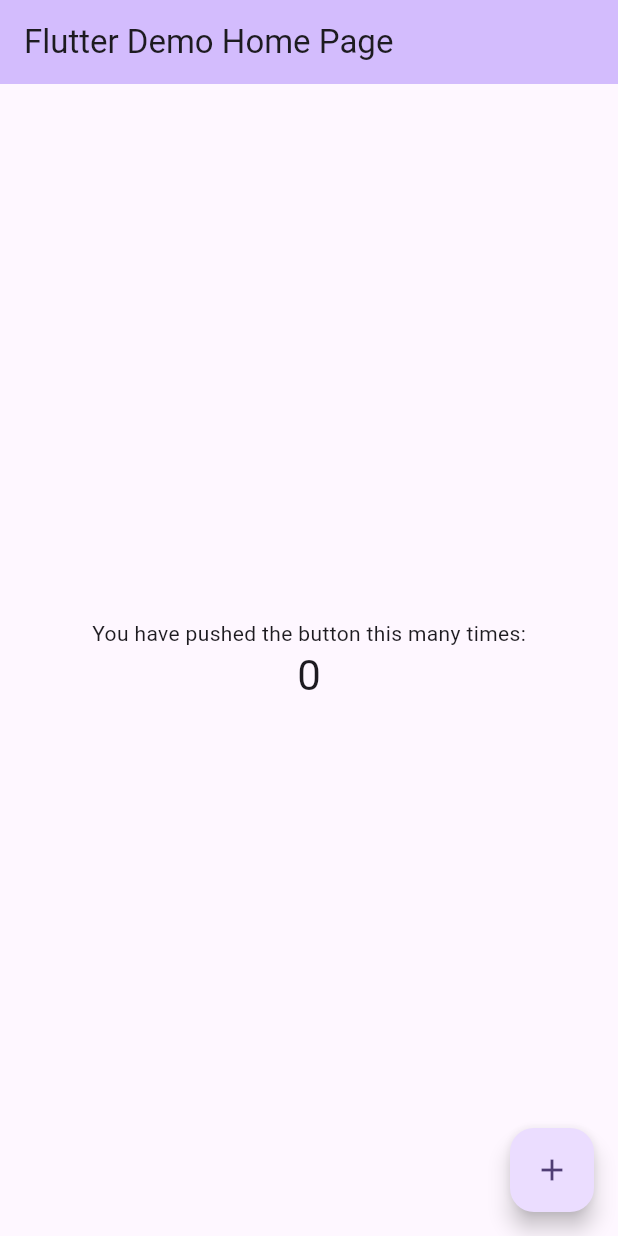
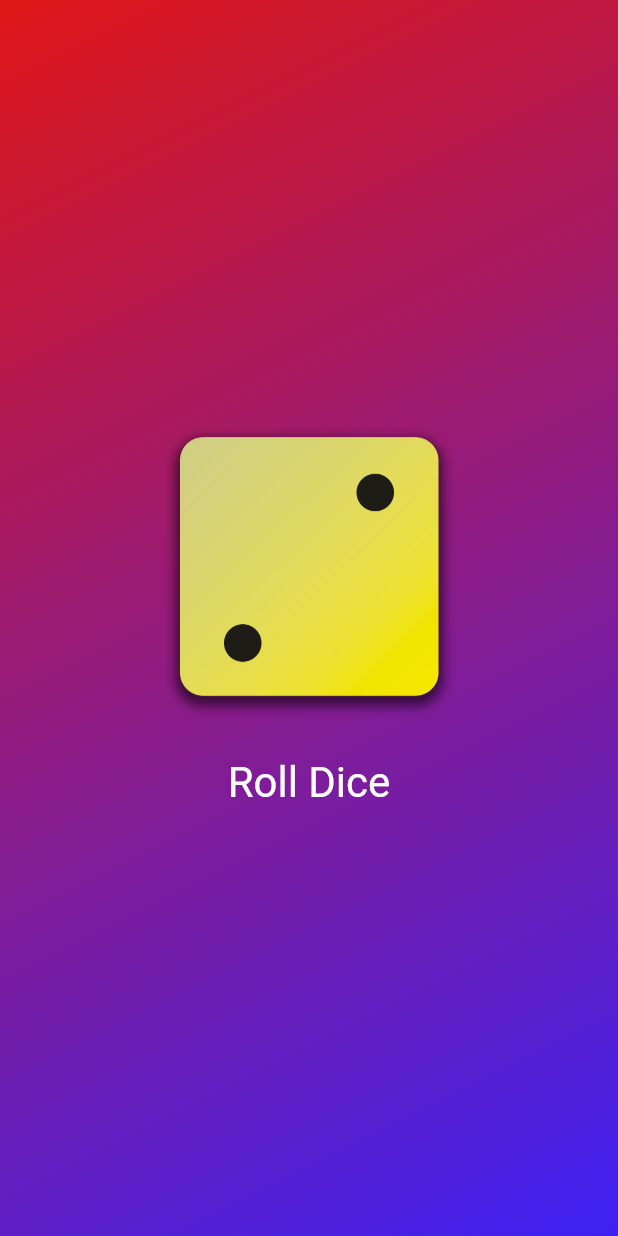
Before and after one commit to GabrielAbubakar/first_app, a Flutter app: the screen it shows after launch, on a phone screen of 412 x 824 dp. Run offline on Flutter 3.47's test engine with Material 2 defaults, Android fonts, the phone set to English and light mode, and no system bars.

Commit message:
basic dice roll application completed

```diff
--- /dev/null
+++ b/lib/background_gradient.dart
@@ -0,0 +1,25 @@
+import 'package:flutter/material.dart';
+import 'package:first_app/dice_roller.dart';
+
+class BackgroudGradient extends StatelessWidget {
+  const BackgroudGradient(this.color1, this.color2, {super.key});
+
+  final Color color1;
+  final Color color2;
+
+  @override
+  Widget build(context) {
+    return Container(
+      decoration: BoxDecoration(
+        gradient: LinearGradient(
+          colors: [color1, color2],
+          begin: Alignment.topLeft,
+          end: Alignment.bottomRight,
+        ),
+      ),
+      child: const Center(
+        child: DiceRoller(),
+      ),
+    );
+  }
+}
--- /dev/null
+++ b/lib/dice_roller.dart
@@ -0,0 +1,47 @@
+import 'dart:math';
+import 'package:flutter/material.dart';
+
+final randomizer = Random();
+
+class DiceRoller extends StatefulWidget {
+  const DiceRoller({super.key});
+
+  @override
+  State<DiceRoller> createState() {
+    return _DiceRollerState();
+  }
+}
+
+class _DiceRollerState extends State<DiceRoller> {
+  var currentDiceRoll = 2;
+
+  void rollDice() {
+    setState(() {
+      currentDiceRoll = randomizer.nextInt(6) + 1;
+    });
+  }
+
+  @override
+  Widget build(context) {
+    return Column(
+      mainAxisSize: MainAxisSize.min,
+      children: [
+        Image.asset(
+          'assets/images/dice-$currentDiceRoll.png',
+          width: 200,
+        ),
+        const SizedBox(height: 20),
+        TextButton(
+          onPressed: rollDice,
+          style: TextButton.styleFrom(
+            foregroundColor: Colors.white,
+            textStyle: const TextStyle(
+              fontSize: 28,
+            ),
+          ),
+          child: const Text('Roll Dice'),
+        )
+      ],
+    );
+  }
+}
--- a/lib/main.dart
+++ b/lib/main.dart
@@ -1,125 +1,13 @@
 import 'package:flutter/material.dart';
+import 'package:first_app/background_gradient.dart';
 
 void main() {
-  runApp(const MyApp());
+  runApp(const MaterialApp(
+    home: Scaffold(
+      body: BackgroudGradient(
+        Color.fromARGB(255, 223, 22, 22),
+        Color.fromARGB(255, 61, 33, 243),
+      ),
+    ),
+  ));
 }
-
-class MyApp extends StatelessWidget {
-  const MyApp({super.key});
-
-  // This widget is the root of your application.
-  @override
-  Widget build(BuildContext context) {
-    return MaterialApp(
-      title: 'Flutter Demo',
-      theme: ThemeData(
-        // This is the theme of your application.
-        //
-        // TRY THIS: Try running your application with "flutter run". You'll see
-        // the application has a blue toolbar. Then, without quitting the app,
-        // try changing the seedColor in the colorScheme below to Colors.green
-        // and then invoke "hot reload" (save your changes or press the "hot
-        // reload" button in a Flutter-supported IDE, or press "r" if you used
-        // the command line to start the app).
-        //
-        // Notice that the counter didn't reset back to zero; the application
-        // state is not lost during the reload. To reset the state, use hot
-        // restart instead.
-        //
-        // This works for code too, not just values: Most code changes can be
-        // tested with just a hot reload.
-        colorScheme: ColorScheme.fromSeed(seedColor: Colors.deepPurple),
-        useMaterial3: true,
-      ),
-      home: const MyHomePage(title: 'Flutter Demo Home Page'),
-    );
-  }
-}
-
-class MyHomePage extends StatefulWidget {
-  const MyHomePage({super.key, required this.title});
-
-  // This widget is the home page of your application. It is stateful, meaning
-  // that it has a State object (defined below) that contains fields that affect
-  // how it looks.
-
-  // This class is the configuration for the state. It holds the values (in this
-  // case the title) provided by the parent (in this case the App widget) and
-  // used by the build method of the State. Fields in a Widget subclass are
-  // always marked "final".
-
-  final String title;
-
-  @override
-  State<MyHomePage> createState() => _MyHomePageState();
-}
-
-class _MyHomePageState extends State<MyHomePage> {
-  int _counter = 0;
-
-  void _incrementCounter() {
-    setState(() {
-      // This call to setState tells the Flutter framework that something has
-      // changed in this State, which causes it to rerun the build method below
-      // so that the display can reflect the updated values. If we changed
-      // _counter without calling setState(), then the build method would not be
-      // called again, and so nothing would appear to happen.
-      _counter++;
-    });
-  }
-
-  @override
-  Widget build(BuildContext context) {
-    // This method is rerun every time setState is called, for instance as done
-    // by the _incrementCounter method above.
-    //
-    // The Flutter framework has been optimized to make rerunning build methods
-    // fast, so that you can just rebuild anything that needs updating rather
-    // than having to individually change instances of widgets.
-    return Scaffold(
-      appBar: AppBar(
-        // TRY THIS: Try changing the color here to a specific color (to
-        // Colors.amber, perhaps?) and trigger a hot reload to see the AppBar
-        // change color while the other colors stay the same.
-        backgroundColor: Theme.of(context).colorScheme.inversePrimary,
-        // Here we take the value from the MyHomePage object that was created by
-        // the App.build method, and use it to set our appbar title.
-        title: Text(widget.title),
-      ),
-      body: Center(
-        // Center is a layout widget. It takes a single child and positions it
-        // in the middle of the parent.
-        child: Column(
-          // Column is also a layout widget. It takes a list of children and
-          // arranges them vertically. By default, it sizes itself to fit its
-          // children horizontally, and tries to be as tall as its parent.
-          //
-          // Column has various properties to control how it sizes itself and
-          // how it positions its children. Here we use mainAxisAlignment to
-          // center the children vertically; the main axis here is the vertical
-          // axis because Columns are vertical (the cross axis would be
-          // horizontal).
-          //
-          // TRY THIS: Invoke "debug painting" (choose the "Toggle Debug Paint"
-          // action in the IDE, or press "p" in the console), to see the
-          // wireframe for each widget.
-          mainAxisAlignment: MainAxisAlignment.center,
-          children: <Widget>[
-            const Text(
-              'You have pushed the button this many times:',
-            ),
-            Text(
-              '$_counter',
-              style: Theme.of(context).textTheme.headlineMedium,
-            ),
-          ],
-        ),
-      ),
-      floatingActionButton: FloatingActionButton(
-        onPressed: _incrementCounter,
-        tooltip: 'Increment',
-        child: const Icon(Icons.add),
-      ), // This trailing comma makes auto-formatting nicer for build methods.
-    );
-  }
-}
--- /dev/null
+++ b/lib/styled_text.dart
@@ -0,0 +1,18 @@
+import 'package:flutter/material.dart';
+
+class StyledText extends StatelessWidget {
+  const StyledText(this.text, {super.key});
+
+  final String text;
+
+  @override
+  Widget build(context) {
+    return Text(
+      text,
+      style: const TextStyle(
+        color: Colors.white,
+        fontSize: 28,
+      ),
+    );
+  }
+}
```
Also changed, not shown: pubspec.yaml (+7 -3 lines), assets/images/dice-1.png (added), assets/images/dice-2.png (added), assets/images/dice-3.png (added), assets/images/dice-4.png (added), assets/images/dice-5.png (added), assets/images/dice-6.png (added), 1 other file.
